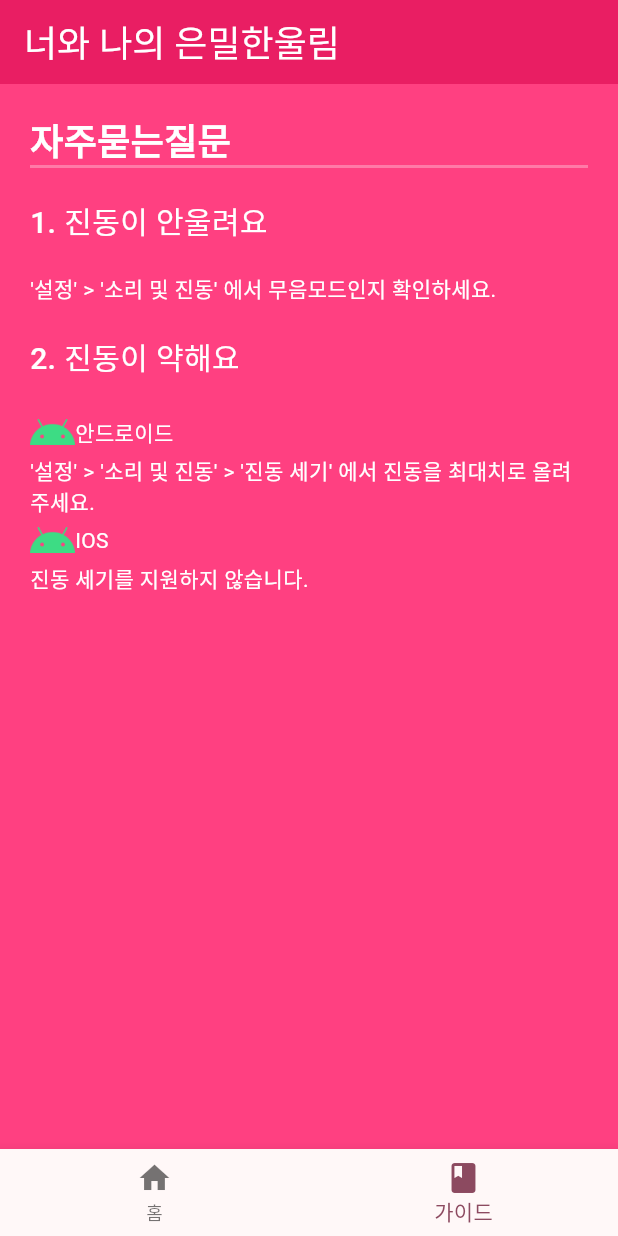
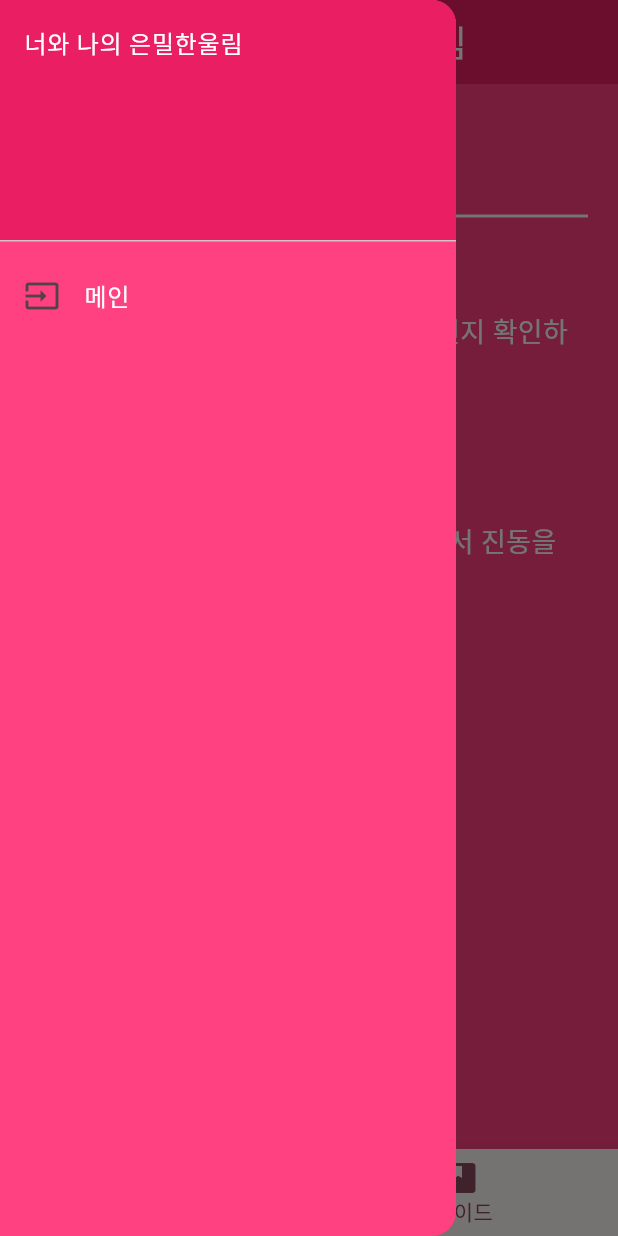
Before and after one commit to wdjty326/flutter-vibration-app, a Flutter app: the screen it shows after launch, item 2 of the bottom bar chosen, with the side drawer open (before the commit the screen has no drawer), on a phone screen of 412 x 824 dp. Run offline on Flutter 3.47's test engine with Material 2 defaults, Android fonts, the phone set to English and light mode, and no system bars; our stand-ins replace vibration.

Commit message:
FIX(drawer): 사이드바 추가작업

```diff
--- a/lib/main.dart
+++ b/lib/main.dart
@@ -2,6 +2,7 @@ import 'package:flutter/material.dart';
 import 'package:flutter_application_1/screens/guide.dart';
 import 'package:flutter_application_1/screens/home.dart';
 import 'package:flutter_application_1/utilities/customVibration.dart';
+import 'package:flutter_application_1/widgets/NavDrawer.dart';
 
 void main() {
   runApp(const MyApp());
@@ -18,6 +19,11 @@ class MyApp extends StatelessWidget {
         colorScheme: ColorScheme.fromSeed(seedColor: Colors.black),
         useMaterial3: true,
       ),
+      //initialRoute: '/',
+      //routes: {
+      //  '/': (context) => const MyHomePage(title: '너와 나의 은밀한울림'),
+      //  '/guide': (context) => const GuideScreen()
+      //},
       home: const MyHomePage(title: '너와 나의 은밀한울림'),
     );
   }
@@ -46,10 +52,26 @@ class _MyHomePageState extends State<MyHomePage> {
   Widget build(BuildContext context) {
     return Scaffold(
       backgroundColor: Colors.pinkAccent,
+      drawer: NavDrawer(),
       appBar: AppBar(
         backgroundColor: Colors.pink,
         titleTextStyle: const TextStyle(color: Colors.white, fontSize: 24),
         title: Text(widget.title),
+        centerTitle: true,
+        leading: Builder(
+          builder: (BuildContext context) {
+            return IconButton(
+              onPressed: () {
+                Scaffold.of(context).openDrawer();
+              },
+              icon: const Icon(
+                Icons.menu,
+                color: Colors.white,
+              ),
+              tooltip: MaterialLocalizations.of(context).openAppDrawerTooltip,
+            );
+          },
+        ),
       ),
       body: Container(
           //width: double.infinity,
--- a/lib/screens/guide.dart
+++ b/lib/screens/guide.dart
@@ -1,19 +1,19 @@
 import 'package:flutter/material.dart';
 
 const _headingStyle = TextStyle(
+  fontSize: 28,
+  fontWeight: FontWeight.w700,
+  color: Colors.white,
+);
+
+const _subHeadingStyle = TextStyle(
   fontSize: 24,
   fontWeight: FontWeight.w700,
   color: Colors.white,
 );
 
-const _subHeadingStyle = TextStyle(
-  fontSize: 20,
-  fontWeight: FontWeight.w500,
-  color: Colors.white,
-);
-
 const _descriptionStyle =
-    TextStyle(fontSize: 14, fontWeight: FontWeight.w400, color: Colors.white);
+    TextStyle(fontSize: 18.0, fontWeight: FontWeight.w400, color: Colors.white);
 
 class GuideScreen extends StatelessWidget {
   const GuideScreen({super.key});
@@ -25,41 +25,53 @@ class GuideScreen extends StatelessWidget {
         crossAxisAlignment: CrossAxisAlignment.start,
         mainAxisSize: MainAxisSize.min,
         children: <Widget>[
-          Container(
-              constraints: const BoxConstraints(minWidth: double.infinity),
-              decoration: const BoxDecoration(
-                  border: Border(
-                      bottom: BorderSide(width: 2, color: Colors.white30))),
-              child: const Text(
+          const Text(
             '자주묻는질문',
             style: _headingStyle,
             textAlign: TextAlign.left,
+          ),
+          const Padding(
+              padding: EdgeInsets.only(top: 20.0, bottom: 20.0),
+              child: Divider(
+                thickness: 2,
+                color: Colors.white,
               )),
-          Container(
-            margin: const EdgeInsets.fromLTRB(0, 20, 0, 20),
-            child: const Text(
+          const Padding(
+              // 진동이 안울려요 가이드
+              padding: EdgeInsets.only(bottom: 20),
+              child: Column(
+                crossAxisAlignment: CrossAxisAlignment.start,
+                children: [
+                  Text(
                     '1. 진동이 안울려요',
                     style: _subHeadingStyle,
                     textAlign: TextAlign.left,
                   ),
-          ),
-          const Text(
+                  Text(
                     '\'설정\' > \'소리 및 진동\' 에서 무음모드인지 확인하세요.',
                     style: _descriptionStyle,
                     textAlign: TextAlign.left,
                   ),
-          Container(
-            margin: const EdgeInsets.fromLTRB(0, 20, 0, 20),
-            child: const Text(
+                ],
+              )),
+          Padding(
+            padding: const EdgeInsets.only(bottom: 20),
+            child: Column(
+              crossAxisAlignment: CrossAxisAlignment.start,
+              children: [
+                const Text(
                   '2. 진동이 약해요',
                   style: _subHeadingStyle,
                   textAlign: TextAlign.left,
                 ),
+                Row(
+                  crossAxisAlignment: CrossAxisAlignment.center,
+                  children: [
+                    Padding(
+                      padding: const EdgeInsets.only(right: 5.0),
+                      child: Image.asset('assets/images/Android_Robot.png',
+                          width: 30, height: 30),
                     ),
-          Row(
-            children: [
-              Image.asset('assets/images/Android_Robot.png',
-                  width: 30, height: 30),
                     const Text(
                       '안드로이드',
                       style: _descriptionStyle,
@@ -73,9 +85,13 @@ class GuideScreen extends StatelessWidget {
                   textAlign: TextAlign.left,
                 ),
                 Row(
+                  crossAxisAlignment: CrossAxisAlignment.center,
                   children: [
-              Image.asset('assets/images/Android_Robot.png',
+                    Padding(
+                      padding: const EdgeInsets.only(right: 5),
+                      child: Image.asset('assets/images/apple-logo.png',
                           width: 30, height: 30),
+                    ),
                     const Text(
                       'IOS',
                       style: _descriptionStyle,
@@ -90,6 +106,9 @@ class GuideScreen extends StatelessWidget {
                 ),
               ],
             ),
+          )
+        ],
+      ),
     );
   }
 }
--- /dev/null
+++ b/lib/widgets/NavDrawer.dart
@@ -0,0 +1,34 @@
+import 'package:flutter/material.dart';
+
+/// 사이드 메뉴
+class NavDrawer extends StatelessWidget {
+  const NavDrawer({super.key});
+
+  @override
+  Widget build(BuildContext context) {
+    return Drawer(
+        backgroundColor: Colors.pinkAccent,
+        elevation: 0.0,
+        child: ListView(
+          children: <Widget>[
+            const DrawerHeader(
+              child: Text(
+                '너와 나의 은밀한울림',
+                style: TextStyle(color: Colors.white),
+              ),
+              decoration: BoxDecoration(
+                color: Colors.pink,
+              ),
+            ),
+            ListTile(
+              leading: Icon(Icons.input),
+              title: Text(
+                '메인',
+                style: TextStyle(color: Colors.white),
+              ),
+              onTap: () => {},
+            ),
+          ],
+        ));
+  }
+}
--- a/pubspec.yaml
+++ b/pubspec.yaml
@@ -66,6 +66,7 @@ flutter:
   #   - images/a_dot_ham.jpeg
   assets:
       - assets/images/Android_Robot.png
+      - assets/images/apple-logo.png
 
   # An image asset can refer to one or more resolution-specific "variants", see
   # https://flutter.dev/assets-and-images/#resolution-aware
```
Also changed, not shown: assets/images/apple-logo.png (added). Lines whose indentation alone changed are shown as unchanged.
